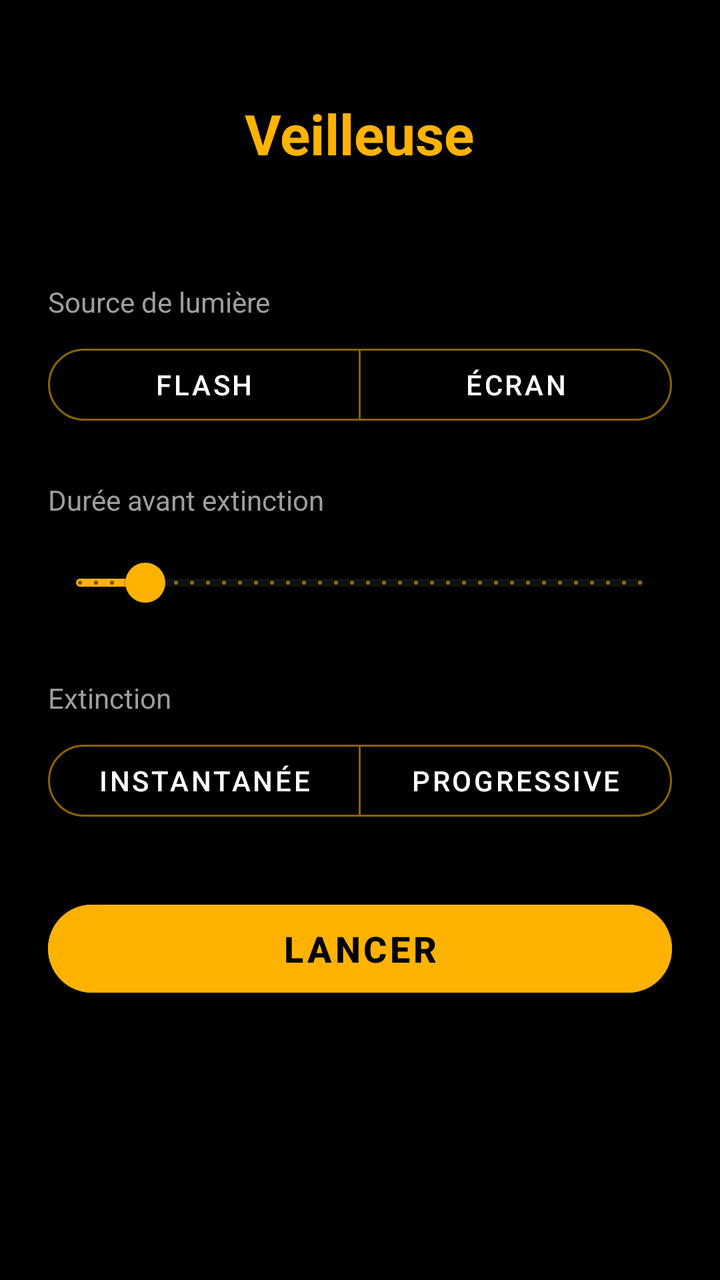
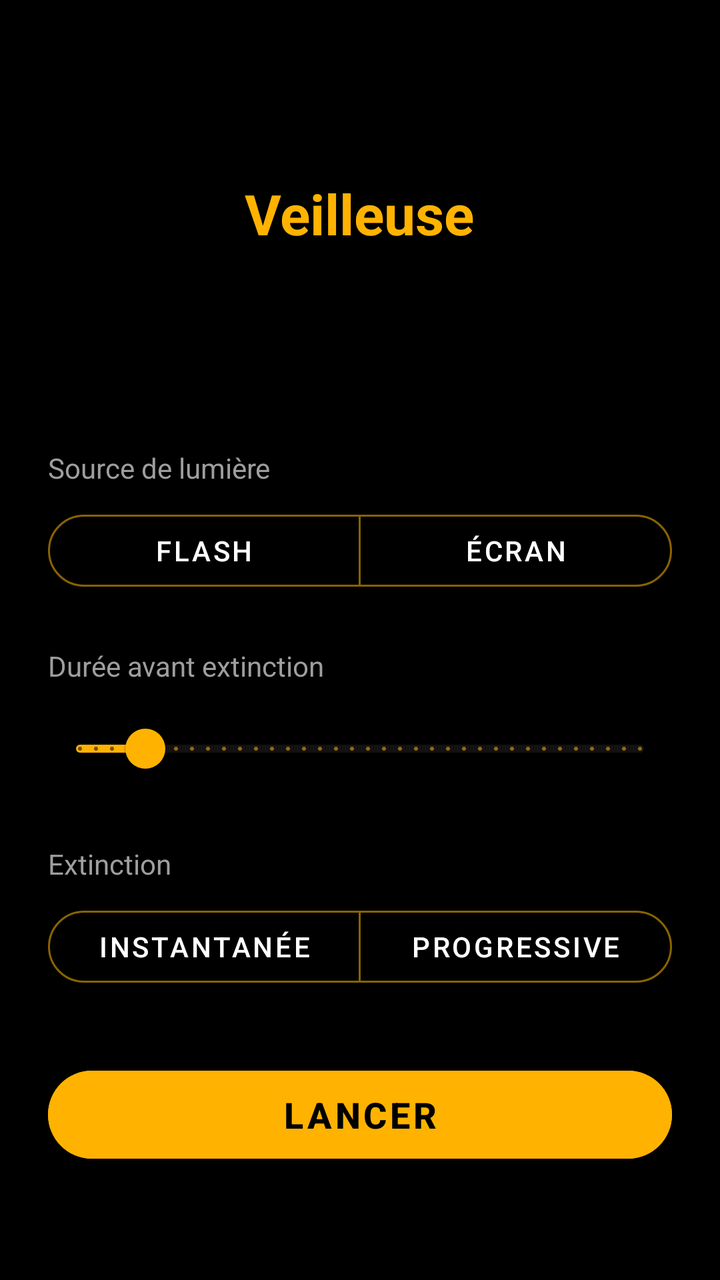

Compare the two renders of this Android layout. The source of the first and the diff that turns it into the second are given below.
<!-- AndroidManifest.xml: activity theme Theme.Veilleuse -->
<!-- res/layout/activity_main.xml -->
<?xml version="1.0" encoding="utf-8"?>
<FrameLayout xmlns:android="http://schemas.android.com/apk/res/android"
    xmlns:app="http://schemas.android.com/apk/res-auto"
    android:layout_width="match_parent"
    android:layout_height="match_parent"
    android:background="@color/oled_black">

    
    <ScrollView
        android:id="@+id/setupContainer"
        android:layout_width="match_parent"
        android:layout_height="match_parent"
        android:background="@color/oled_black"
        android:fillViewport="true">

        <LinearLayout
            android:layout_width="match_parent"
            android:layout_height="wrap_content"
            android:orientation="vertical"
            android:padding="24dp"
            android:gravity="center_horizontal">

            <TextView
                android:layout_width="wrap_content"
                android:layout_height="wrap_content"
                android:layout_marginTop="24dp"
                android:layout_marginBottom="32dp"
                android:text="@string/app_name"
                android:textColor="@color/accent_amber"
                android:textSize="28sp"
                android:textStyle="bold" />

            
            <TextView
                style="@style/SectionLabel"
                android:text="@string/source_title" />

            <com.google.android.material.button.MaterialButtonToggleGroup
                android:id="@+id/sourceToggleGroup"
                android:layout_width="match_parent"
                android:layout_height="wrap_content"
                app:selectionRequired="true"
                app:singleSelection="true">

                <com.google.android.material.button.MaterialButton
                    android:id="@+id/btnSourceFlash"
                    style="@style/ToggleButton"
                    android:layout_width="0dp"
                    android:layout_height="wrap_content"
                    android:layout_weight="1"
                    android:text="@string/source_flash" />

                <com.google.android.material.button.MaterialButton
                    android:id="@+id/btnSourceScreen"
                    style="@style/ToggleButton"
                    android:layout_width="0dp"
                    android:layout_height="wrap_content"
                    android:layout_weight="1"
                    android:text="@string/source_screen" />
            </com.google.android.material.button.MaterialButtonToggleGroup>

            
            <LinearLayout
                android:id="@+id/screenOptionsGroup"
                android:layout_width="match_parent"
                android:layout_height="wrap_content"
                android:orientation="vertical"
                android:visibility="gone">

                <View
                    android:id="@+id/colorPreview"
                    android:layout_width="match_parent"
                    android:layout_height="40dp"
                    android:layout_marginTop="16dp"
                    android:background="@color/text_primary" />

                <TextView
                    android:id="@+id/warmColorLabel"
                    style="@style/SectionLabel"
                    android:text="@string/warm_color_title" />

                <com.google.android.material.slider.Slider
                    android:id="@+id/warmColorSlider"
                    style="@style/AmberSlider"
                    android:valueFrom="0"
                    android:valueTo="100"
                    android:stepSize="1"
                    android:value="40" />

                <TextView
                    android:id="@+id/brightnessLabel"
                    style="@style/SectionLabel"
                    android:text="@string/brightness_title" />

                <com.google.android.material.slider.Slider
                    android:id="@+id/brightnessSlider"
                    style="@style/AmberSlider"
                    android:valueFrom="0"
                    android:valueTo="100"
                    android:stepSize="1"
                    android:value="60" />
            </LinearLayout>

            
            <TextView
                android:id="@+id/durationLabel"
                style="@style/SectionLabel"
                android:text="@string/duration_title" />

            <com.google.android.material.slider.Slider
                android:id="@+id/durationSlider"
                style="@style/AmberSlider"
                android:valueFrom="1"
                android:valueTo="120"
                android:stepSize="1"
                android:value="15" />

            
            <TextView
                style="@style/SectionLabel"
                android:text="@string/extinction_title" />

            <com.google.android.material.button.MaterialButtonToggleGroup
                android:id="@+id/extinctionToggleGroup"
                android:layout_width="match_parent"
                android:layout_height="wrap_content"
                app:selectionRequired="true"
                app:singleSelection="true">

                <com.google.android.material.button.MaterialButton
                    android:id="@+id/btnExtinctionInstant"
                    style="@style/ToggleButton"
                    android:layout_width="0dp"
                    android:layout_height="wrap_content"
                    android:layout_weight="1"
                    android:text="@string/extinction_instant" />

                <com.google.android.material.button.MaterialButton
                    android:id="@+id/btnExtinctionProgressive"
                    style="@style/ToggleButton"
                    android:layout_width="0dp"
                    android:layout_height="wrap_content"
                    android:layout_weight="1"
                    android:text="@string/extinction_progressive" />
            </com.google.android.material.button.MaterialButtonToggleGroup>

            <LinearLayout
                android:id="@+id/fadeDurationGroup"
                android:layout_width="match_parent"
                android:layout_height="wrap_content"
                android:orientation="vertical"
                android:visibility="gone">

                <TextView
                    android:id="@+id/fadeDurationLabel"
                    style="@style/SectionLabel"
                    android:text="@string/fade_duration_title" />

                <com.google.android.material.slider.Slider
                    android:id="@+id/fadeDurationSlider"
                    style="@style/AmberSlider"
                    android:valueFrom="5"
                    android:valueTo="120"
                    android:stepSize="5"
                    android:value="30" />
            </LinearLayout>

            <com.google.android.material.button.MaterialButton
                android:id="@+id/btnStart"
                android:layout_width="match_parent"
                android:layout_height="56dp"
                android:layout_marginTop="32dp"
                android:layout_marginBottom="16dp"
                android:backgroundTint="@color/accent_amber"
                android:text="@string/start_button"
                android:textColor="@color/oled_black"
                android:textSize="18sp"
                android:textStyle="bold"
                app:cornerRadius="28dp" />

        </LinearLayout>
    </ScrollView>

    
    <FrameLayout
        android:id="@+id/runningContainer"
        android:layout_width="match_parent"
        android:layout_height="match_parent"
        android:visibility="gone">

        <View
            android:id="@+id/lightSurface"
            android:layout_width="match_parent"
            android:layout_height="match_parent"
            android:background="@color/oled_black" />

        <LinearLayout
            android:id="@+id/controlsOverlay"
            android:layout_width="match_parent"
            android:layout_height="match_parent"
            android:background="#B0000000"
            android:orientation="vertical"
            android:gravity="center"
            android:visibility="gone">

            <TextView
                android:id="@+id/remainingTimeText"
                android:layout_width="wrap_content"
                android:layout_height="wrap_content"
                android:textColor="@color/text_primary"
                android:textSize="32sp"
                android:textStyle="bold" />

            <com.google.android.material.button.MaterialButton
                android:id="@+id/btnStop"
                android:layout_width="200dp"
                android:layout_height="56dp"
                android:layout_marginTop="24dp"
                android:backgroundTint="@color/danger"
                android:text="@string/stop_button"
                android:textColor="@color/text_primary"
                android:textStyle="bold"
                app:cornerRadius="28dp" />

            <TextView
                android:id="@+id/tapHintText"
                android:layout_width="wrap_content"
                android:layout_height="wrap_content"
                android:layout_marginTop="32dp"
                android:alpha="0.6"
                android:text="@string/tap_hint"
                android:textColor="@color/text_secondary"
                android:textSize="13sp" />

        </LinearLayout>

        <TextView
            android:id="@+id/waitingForSleepText"
            android:layout_width="wrap_content"
            android:layout_height="wrap_content"
            android:layout_gravity="center"
            android:layout_marginStart="32dp"
            android:layout_marginEnd="32dp"
            android:alpha="0.35"
            android:gravity="center"
            android:text="@string/waiting_for_sleep"
            android:textColor="@color/text_secondary"
            android:textSize="12sp"
            android:visibility="gone" />
    </FrameLayout>

</FrameLayout>
<!-- resources referenced by this layout -->
<resources>
  <color name="accent_amber">#FFFFB300</color>
  <color name="danger">#FFE05252</color>
  <color name="oled_black">#FF000000</color>
  <color name="text_primary">#FFFFFFFF</color>
  <color name="text_secondary">#FF9E9E9E</color>
  <string name="app_name">Veilleuse</string>
  <string name="brightness_title">Luminosité</string>
  <string name="duration_title">Durée avant extinction</string>
  <string name="extinction_instant">Instantanée</string>
  <string name="extinction_progressive">Progressive</string>
  <string name="extinction_title">Extinction</string>
  <string name="fade_duration_title">Durée du fondu</string>
  <string name="source_flash">Flash</string>
  <string name="source_screen">Écran</string>
  <string name="source_title">Source de lumière</string>
  <string name="start_button">Lancer</string>
  <string name="stop_button">Arrêter</string>
  <string name="tap_hint">Touchez l\'écran pour afficher les commandes</string>
  <string name="waiting_for_sleep">En attente de la mise en veille du téléphone (réglages Android)…</string>
  <string name="warm_color_title">Teinte chaude</string>
  <style name="AmberSlider" parent="Widget.MaterialComponents.Slider">
          <item name="android:layout_width">match_parent</item>
          <item name="android:layout_height">wrap_content</item>
          <item name="trackColorActive">@color/accent_amber</item>
          <item name="trackColorInactive">@color/surface</item>
          <item name="thumbColor">@color/accent_amber</item>
          <item name="haloColor">@color/accent_amber_dim</item>
      </style>
  <style name="SectionLabel">
          <item name="android:layout_width">match_parent</item>
          <item name="android:layout_height">wrap_content</item>
          <item name="android:layout_marginTop">24dp</item>
          <item name="android:layout_marginBottom">8dp</item>
          <item name="android:textColor">@color/text_secondary</item>
          <item name="android:textSize">14sp</item>
      </style>
  <style name="ToggleButton" parent="Widget.MaterialComponents.Button.OutlinedButton">
          <item name="strokeColor">@color/accent_amber_dim</item>
          <item name="android:textColor">@color/text_primary</item>
          <item name="rippleColor">@color/accent_amber_dim</item>
          <item name="cornerRadius">18dp</item>
      </style>
  <style name="Theme.Veilleuse" parent="Theme.MaterialComponents.NoActionBar">
          <item name="android:windowBackground">@color/oled_black</item>
          <item name="android:statusBarColor">@color/oled_black</item>
          <item name="android:navigationBarColor">@color/oled_black</item>
          <item name="android:windowLightStatusBar">false</item>
          <item name="android:windowLightNavigationBar" tools:targetApi="o_mr1">false</item>
          <item name="colorPrimary">@color/accent_amber</item>
          <item name="colorPrimaryDark">@color/oled_black</item>
          <item name="colorAccent">@color/accent_amber</item>
          <item name="colorControlNormal">@color/accent_amber</item>
          <item name="colorControlActivated">@color/accent_amber</item>
          <item name="android:textColorPrimary">@color/text_primary</item>
          <item name="android:textColorSecondary">@color/text_secondary</item>
      </style>
  <color name="surface">#FF121212</color>
  <color name="accent_amber_dim">#FF8A6300</color>
</resources>

<!-- the commit's change to res/layout/activity_main.xml (unified diff, before → after) -->
@@ -23,12 +23,18 @@
             <TextView
                 android:layout_width="wrap_content"
                 android:layout_height="wrap_content"
-                android:layout_marginTop="24dp"
+                android:layout_marginTop="64dp"
                 android:layout_marginBottom="32dp"
                 android:text="@string/app_name"
                 android:textColor="@color/accent_amber"
                 android:textSize="28sp"
                 android:textStyle="bold" />
+
+            
+            <Space
+                android:layout_width="match_parent"
+                android:layout_height="0dp"
+                android:layout_weight="1" />
 
             
             <TextView
@@ -177,6 +183,14 @@
                 android:textSize="18sp"
                 android:textStyle="bold"
                 app:cornerRadius="28dp" />
+
+            <TextView
+                android:id="@+id/versionText"
+                android:layout_width="wrap_content"
+                android:layout_height="wrap_content"
+                android:alpha="0.4"
+                android:textColor="@color/text_secondary"
+                android:textSize="11sp" />
 
         </LinearLayout>
     </ScrollView>
